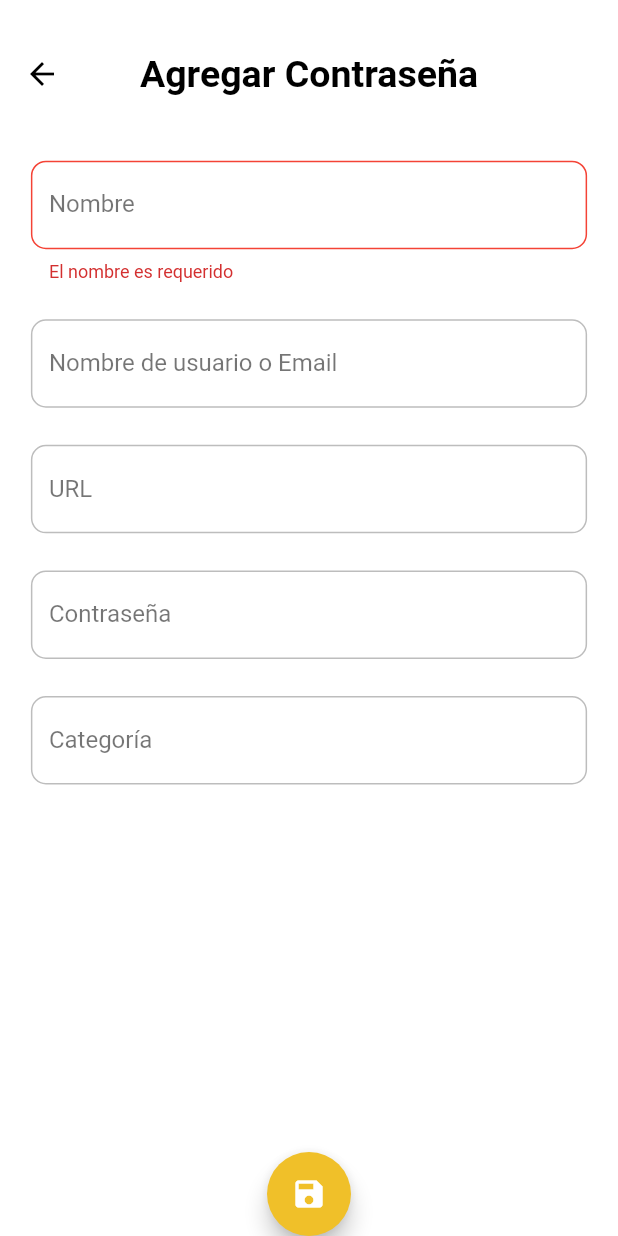
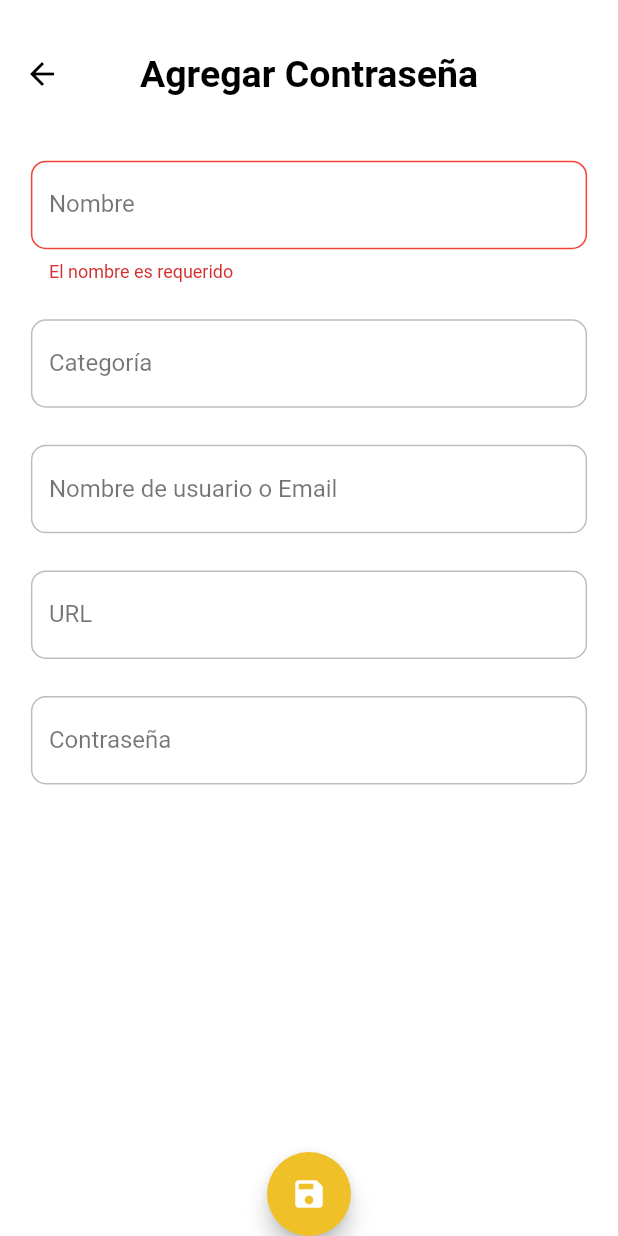
Before and after one commit to Lucas-Barrionuevo/KeyVault, a Flutter app: the AddPasswordScreen screen opened by its route, after a tap on the "save" icon, on a phone screen of 412 x 824 dp. Run offline on Flutter 3.47's test engine with Material 2 defaults, Android fonts, the phone set to English and light mode, and no system bars; our stand-ins replace flutter_secure_storage, flutter_svg, timeago; accounts and stored records are empty; network calls fail.

Commit message:
feat: password creation

```diff
--- a/packages/mobile/key_vault/lib/models/category.dart
+++ b/packages/mobile/key_vault/lib/models/category.dart
@@ -1,11 +1,11 @@
 class Category {
   Category({
-    required this.id,
+    this.id,
     required this.name,
     this.preview,
   });
 
-  int id;
+  int? id;
   String name;
   String? preview;
 
--- a/packages/mobile/key_vault/lib/providers/password_form_provider.dart
+++ b/packages/mobile/key_vault/lib/providers/password_form_provider.dart
@@ -1,4 +1,7 @@
 import 'package:flutter/material.dart';
+import 'package:key_vault/models/models.dart';
+import 'package:key_vault/services/services.dart';
+import 'package:provider/provider.dart';
 
 class PasswordFormProvider extends ChangeNotifier {
   GlobalKey<FormState> formKey = GlobalKey<FormState>();
@@ -19,4 +22,9 @@ class PasswordFormProvider extends ChangeNotifier {
   bool isValidForm() {
     return formKey.currentState?.validate() ?? false;
   }
+
+  Future<Password> createPassword(BuildContext context) async {
+    return Provider.of<PasswordService>(context, listen: false)
+        .createPassword(password, name, username, url);
+  }
 }
--- a/packages/mobile/key_vault/lib/screens/add_password.dart
+++ b/packages/mobile/key_vault/lib/screens/add_password.dart
@@ -20,14 +20,20 @@ class AddPasswordScreen extends StatelessWidget {
         Platform.isAndroid ? Sizes.scaleVertical * 12 : Sizes.scaleVertical * 8;
     final passwordForm = Provider.of<PasswordFormProvider>(context);
 
+    goBack() {
+      Navigator.pop(context);
+    }
+
     Sizes(context);
     return Scaffold(
       backgroundColor: Colors.white,
       floatingActionButtonLocation: FloatingActionButtonLocation.centerDocked,
       resizeToAvoidBottomInset: false,
       floatingActionButton: FloatingActionButton(
-        onPressed: () {
+        onPressed: () async {
           passwordForm.isValidForm();
+          await passwordForm.createPassword(context);
+          goBack();
         },
         backgroundColor: AppTheme.primary,
         child: const Icon(Icons.save),
@@ -83,6 +89,14 @@ class _PasswordForm extends StatelessWidget {
             decoration: InputDecorations.formDecoration(
                 hintText: "Facebook", label: "Nombre")),
         SizedBox(height: Sizes.scaleVertical * 3),
+        AutocompleteInput(
+          label: "Categoría",
+          hintText: "Trabajo",
+          onSelected: (String selected) {
+            passwordForm.category = selected;
+          },
+        ),
+        SizedBox(height: Sizes.scaleVertical * 3),
         TextFormField(
             autocorrect: false,
             cursorColor: AppTheme.primary,
@@ -108,13 +122,6 @@ class _PasswordForm extends StatelessWidget {
             decoration: InputDecorations.formDecoration(
                 hintText: "1234", label: "Contraseña")),
         SizedBox(height: Sizes.scaleVertical * 3),
-        AutocompleteInput(
-          label: "Categoría",
-          hintText: "Trabajo",
-          onSelected: (String selected) {
-            passwordForm.category = selected;
-          },
-        ),
       ]),
     );
   }
--- a/packages/mobile/key_vault/lib/screens/check_auth_screen.dart
+++ b/packages/mobile/key_vault/lib/screens/check_auth_screen.dart
@@ -1,4 +1,3 @@
-import 'package:flutter/cupertino.dart';
 import 'package:flutter/material.dart';
 import 'package:key_vault/screens/screens.dart';
 import 'package:key_vault/services/services.dart';
--- a/packages/mobile/key_vault/lib/screens/home_screen.dart
+++ b/packages/mobile/key_vault/lib/screens/home_screen.dart
@@ -1,5 +1,4 @@
 import 'package:flutter/material.dart';
-import 'package:flutter_svg/svg.dart';
 import 'package:key_vault/services/services.dart';
 
 import 'package:key_vault/utils/sizes.dart';
--- a/packages/mobile/key_vault/lib/screens/login_screen.dart
+++ b/packages/mobile/key_vault/lib/screens/login_screen.dart
@@ -101,6 +101,7 @@ class _LoginForm extends StatelessWidget {
                     final errorMessage = await authService.login(
                         loginForm.email, loginForm.password);
                     if (errorMessage == null) {
+                      // ignore: use_build_context_synchronously
                       Navigator.pushReplacementNamed(
                           context, 'main_bottom_nav_screen');
                       bottomNavProvider.selectedMenuOpt = 0;
--- a/packages/mobile/key_vault/lib/services/password_service.dart
+++ b/packages/mobile/key_vault/lib/services/password_service.dart
@@ -46,4 +46,29 @@ class PasswordService extends ChangeNotifier {
     notifyListeners();
     return passwords;
   }
+
+  Future<Password> createPassword(
+      String content, String name, String userOrMail, String url) async {
+    isLoading = true;
+    notifyListeners();
+    final token = await storage.read(key: 'token') ?? '';
+    final apiUrl = Uri.https(_baseUrl, '/password');
+    final resp = await http.post(apiUrl,
+        headers: {
+          'Authorization': 'Bearer $token',
+          'Content-Type': 'application/json',
+        },
+        body: jsonEncode({
+          'content': content,
+          'name': name,
+          'userOrMail': userOrMail,
+          'url': url,
+        }));
+    final decodedBody = json.decode(resp.body);
+    final password = Password.fromJson(decodedBody);
+    passwords.add(password);
+    isLoading = false;
+    notifyListeners();
+    return password;
+  }
 }
--- a/packages/mobile/key_vault/lib/widgets/bottom_sheet_modal.dart
+++ b/packages/mobile/key_vault/lib/widgets/bottom_sheet_modal.dart
@@ -3,7 +3,6 @@ import 'package:key_vault/services/password_service.dart';
 import 'package:key_vault/utils/sizes.dart';
 import 'package:key_vault/widgets/widgets.dart';
 import 'package:provider/provider.dart';
-import 'package:timeago/timeago.dart' as timeago;
 
 class BottomSheetModal extends StatelessWidget {
   final String id;
--- a/packages/mobile/key_vault/lib/widgets/password_list_item.dart
+++ b/packages/mobile/key_vault/lib/widgets/password_list_item.dart
@@ -2,7 +2,6 @@ import 'dart:ui';
 
 import 'package:flutter/material.dart';
 import 'package:key_vault/models/models.dart' show Password;
-import 'package:key_vault/utils/sizes.dart';
 import 'package:key_vault/widgets/widgets.dart';
 import 'package:timeago/timeago.dart' as timeago;
 
```
Also changed, not shown: packages/mobile/key_vault/lib/screens/passwords_screen.dart (+5 -3 lines).
